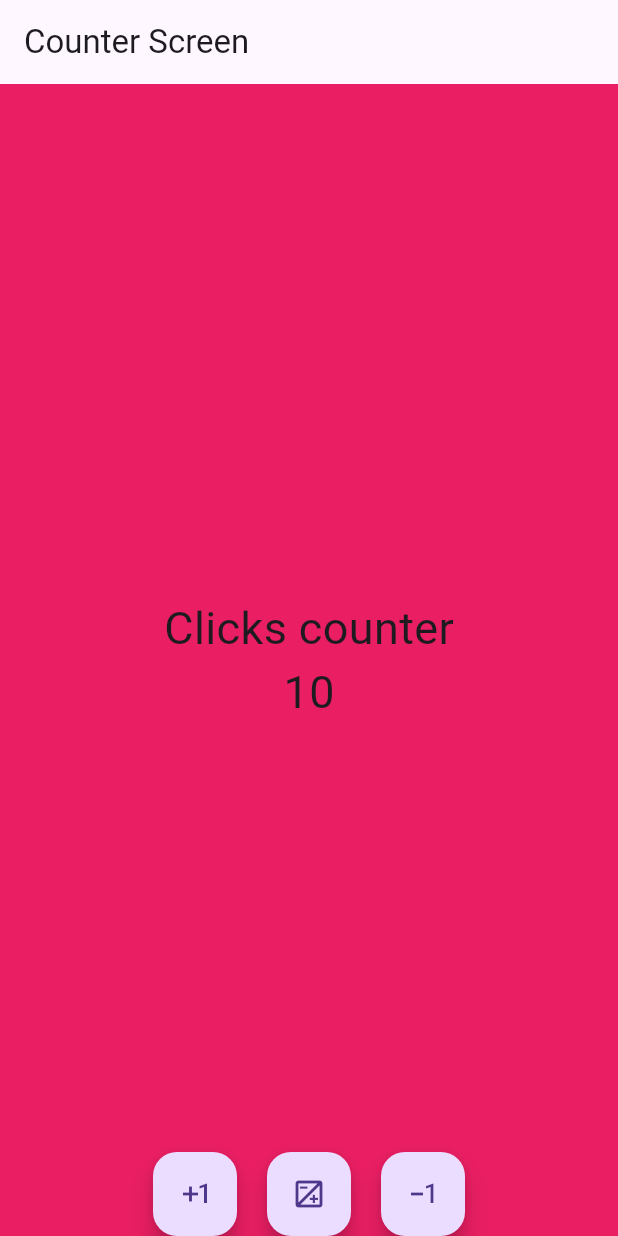
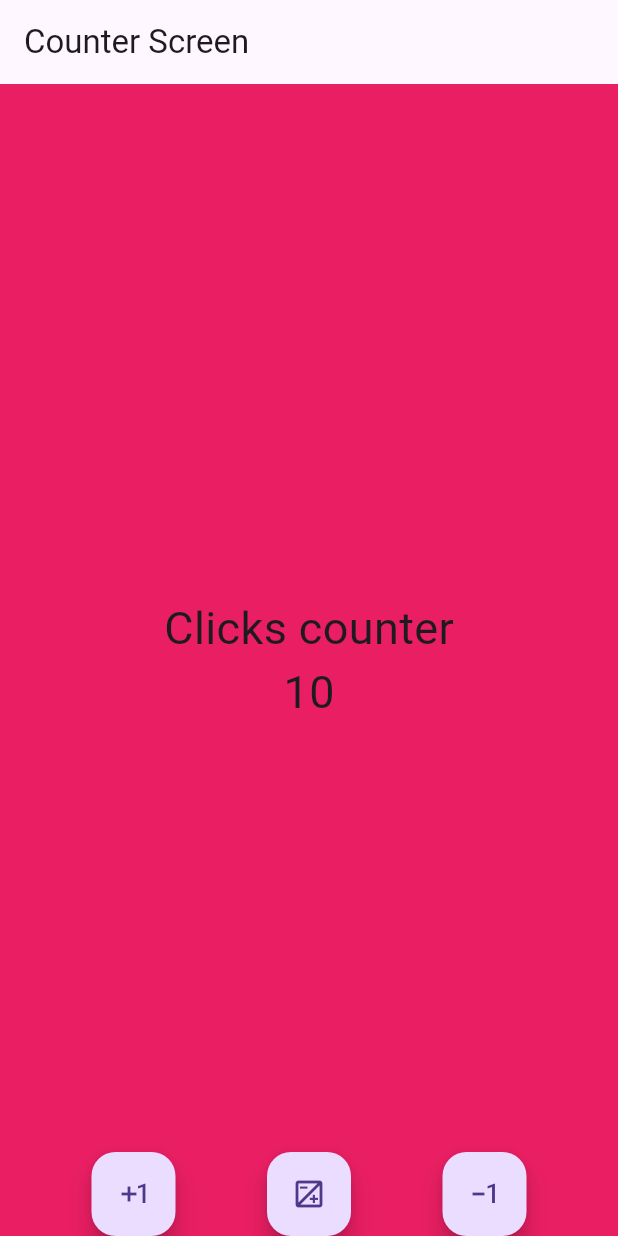
Before and after one commit to x4leqxinn/counter-app-flutter, a Flutter app: the screen it shows after launch, on a phone screen of 412 x 824 dp. Run offline on Flutter 3.47's test engine with Material 3 defaults, Android fonts, the phone set to English and light mode, and no system bars.

Commit message:
update(lib): spacing changed

```diff
--- a/lib/screens/counter_screen.dart
+++ b/lib/screens/counter_screen.dart
@@ -33,7 +33,7 @@ class _CounterScreenState extends State<CounterScreen> {
         ),
         floatingActionButtonLocation: FloatingActionButtonLocation.centerDocked,
         floatingActionButton: Row(
-          mainAxisAlignment: MainAxisAlignment.center,
+          mainAxisAlignment: MainAxisAlignment.spaceEvenly,
           children: [
             FloatingActionButton(
               child: const Icon(Icons.exposure_plus_1_outlined),
@@ -42,20 +42,12 @@ class _CounterScreenState extends State<CounterScreen> {
                 setState(() {}); // Redibuja el widget para detectar los cambios
               },
             ),
-            const SizedBox(
-              // Caja invisible para separar botones
-              width: 20,
-            ),
             FloatingActionButton(
               child: const Icon(Icons.exposure_outlined),
               onPressed: () {
                 counter = 0;
                 setState(() {}); // Redibuja el widget para detectar los cambios
               },
-            ),
-            const SizedBox(
-              // Caja invisible para separar botones
-              width: 20,
             ),
             FloatingActionButton(
               child: const Icon(Icons.exposure_minus_1_outlined),
```
